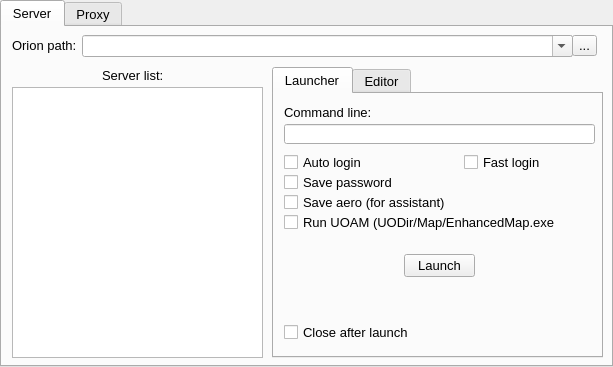
Hotride/OrionLauncher, file orionlauncherwindow.ui: the form before one commit.
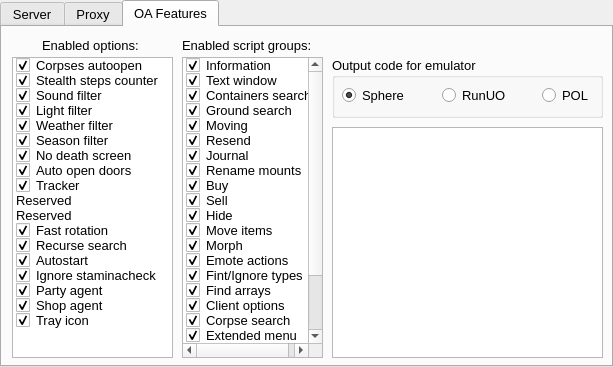
The form after the commit.

Commit message: Добавлена вкладка OA Features, на которой можно сконфигурировать пакет регулировки использования функционала ассистента для серверной части.

Patch:
```diff
--- a/orionlauncherwindow.ui
+++ b/orionlauncherwindow.ui
@@ -35,7 +35,7 @@
     <item row="0" column="0">
      <widget class="QTabWidget" name="tw_Main">
       <property name="currentIndex">
-       <number>0</number>
+       <number>2</number>
       </property>
       <widget class="QWidget" name="tb_Server">
        <attribute name="title">
@@ -699,6 +699,464 @@
         </property>
        </widget>
       </widget>
+      <widget class="QWidget" name="tb_OAFeatures">
+       <attribute name="title">
+        <string>OA Features</string>
+       </attribute>
+       <widget class="QLabel" name="label_14">
+        <property name="geometry">
+         <rect>
+          <x>40</x>
+          <y>10</y>
+          <width>101</width>
+          <height>16</height>
+         </rect>
+        </property>
+        <property name="text">
+         <string>Enabled options:</string>
+        </property>
+       </widget>
+       <widget class="QListWidget" name="lw_OAFeaturesOptions">
+        <property name="geometry">
+         <rect>
+          <x>10</x>
+          <y>30</y>
+          <width>161</width>
+          <height>301</height>
+         </rect>
+        </property>
+        <item>
+         <property name="text">
+          <string>Corpses autoopen</string>
+         </property>
+         <property name="checkState">
+          <enum>Checked</enum>
+         </property>
+        </item>
+        <item>
+         <property name="text">
+          <string>Stealth steps counter</string>
+         </property>
+         <property name="checkState">
+          <enum>Checked</enum>
+         </property>
+        </item>
+        <item>
+         <property name="text">
+          <string>Sound filter</string>
+         </property>
+         <property name="checkState">
+          <enum>Checked</enum>
+         </property>
+        </item>
+        <item>
+         <property name="text">
+          <string>Light filter</string>
+         </property>
+         <property name="checkState">
+          <enum>Checked</enum>
+         </property>
+        </item>
+        <item>
+         <property name="text">
+          <string>Weather filter</string>
+         </property>
+         <property name="checkState">
+          <enum>Checked</enum>
+         </property>
+        </item>
+        <item>
+         <property name="text">
+          <string>Season filter</string>
+         </property>
+         <property name="checkState">
+          <enum>Checked</enum>
+         </property>
+        </item>
+        <item>
+         <property name="text">
+          <string>No death screen</string>
+         </property>
+         <property name="checkState">
+          <enum>Checked</enum>
+         </property>
+        </item>
+        <item>
+         <property name="text">
+          <string>Auto open doors</string>
+         </property>
+         <property name="checkState">
+          <enum>Checked</enum>
+         </property>
+        </item>
+        <item>
+         <property name="text">
+          <string>Tracker</string>
+         </property>
+         <property name="checkState">
+          <enum>Checked</enum>
+         </property>
+        </item>
+        <item>
+         <property name="text">
+          <string>Reserved</string>
+         </property>
+         <property name="checkState">
+          <enum>Unchecked</enum>
+         </property>
+        </item>
+        <item>
+         <property name="text">
+          <string>Reserved</string>
+         </property>
+         <property name="checkState">
+          <enum>Unchecked</enum>
+         </property>
+        </item>
+        <item>
+         <property name="text">
+          <string>Fast rotation</string>
+         </property>
+         <property name="checkState">
+          <enum>Checked</enum>
+         </property>
+        </item>
+        <item>
+         <property name="text">
+          <string>Recurse search</string>
+         </property>
+         <property name="checkState">
+          <enum>Checked</enum>
+         </property>
+        </item>
+        <item>
+         <property name="text">
+          <string>Autostart</string>
+         </property>
+         <property name="checkState">
+          <enum>Checked</enum>
+         </property>
+        </item>
+        <item>
+         <property name="text">
+          <string>Ignore staminacheck</string>
+         </property>
+         <property name="checkState">
+          <enum>Checked</enum>
+         </property>
+        </item>
+        <item>
+         <property name="text">
+          <string>Party agent</string>
+         </property>
+         <property name="checkState">
+          <enum>Checked</enum>
+         </property>
+        </item>
+        <item>
+         <property name="text">
+          <string>Shop agent</string>
+         </property>
+         <property name="checkState">
+          <enum>Checked</enum>
+         </property>
+        </item>
+        <item>
+         <property name="text">
+          <string>Tray icon</string>
+         </property>
+         <property name="checkState">
+          <enum>Checked</enum>
+         </property>
+        </item>
+       </widget>
+       <widget class="QLabel" name="label_15">
+        <property name="geometry">
+         <rect>
+          <x>180</x>
+          <y>10</y>
+          <width>131</width>
+          <height>16</height>
+         </rect>
+        </property>
+        <property name="text">
+         <string>Enabled script groups:</string>
+        </property>
+       </widget>
+       <widget class="QListWidget" name="lw_OAFeaturesScripts">
+        <property name="geometry">
+         <rect>
+          <x>180</x>
+          <y>30</y>
+          <width>141</width>
+          <height>301</height>
+         </rect>
+        </property>
+        <item>
+         <property name="text">
+          <string>Information</string>
+         </property>
+         <property name="checkState">
+          <enum>Checked</enum>
+         </property>
+        </item>
+        <item>
+         <property name="text">
+          <string>Text window</string>
+         </property>
+         <property name="checkState">
+          <enum>Checked</enum>
+         </property>
+        </item>
+        <item>
+         <property name="text">
+          <string>Containers search</string>
+         </property>
+         <property name="checkState">
+          <enum>Checked</enum>
+         </property>
+        </item>
+        <item>
+         <property name="text">
+          <string>Ground search</string>
+         </property>
+         <property name="checkState">
+          <enum>Checked</enum>
+         </property>
+        </item>
+        <item>
+         <property name="text">
+          <string>Moving</string>
+         </property>
+         <property name="checkState">
+          <enum>Checked</enum>
+         </property>
+        </item>
+        <item>
+         <property name="text">
+          <string>Resend</string>
+         </property>
+         <property name="checkState">
+          <enum>Checked</enum>
+         </property>
+        </item>
+        <item>
+         <property name="text">
+          <string>Journal</string>
+         </property>
+         <property name="checkState">
+          <enum>Checked</enum>
+         </property>
+        </item>
+        <item>
+         <property name="text">
+          <string>Rename mounts</string>
+         </property>
+         <property name="checkState">
+          <enum>Checked</enum>
+         </property>
+        </item>
+        <item>
+         <property name="text">
+          <string>Buy</string>
+         </property>
+         <property name="checkState">
+          <enum>Checked</enum>
+         </property>
+        </item>
+        <item>
+         <property name="text">
+          <string>Sell</string>
+         </property>
+         <property name="checkState">
+          <enum>Checked</enum>
+         </property>
+        </item>
+        <item>
+         <property name="text">
+          <string>Hide</string>
+         </property>
+         <property name="checkState">
+          <enum>Checked</enum>
+         </property>
+        </item>
+        <item>
+         <property name="text">
+          <string>Move items</string>
+         </property>
+         <property name="checkState">
+          <enum>Checked</enum>
+         </property>
+        </item>
+        <item>
+         <property name="text">
+          <string>Morph</string>
+         </property>
+         <property name="checkState">
+          <enum>Checked</enum>
+         </property>
+        </item>
+        <item>
+         <property name="text">
+          <string>Emote actions</string>
+         </property>
+         <property name="checkState">
+          <enum>Checked</enum>
+         </property>
+        </item>
+        <item>
+         <property name="text">
+          <string>Fint/Ignore types</string>
+         </property>
+         <property name="checkState">
+          <enum>Checked</enum>
+         </property>
+        </item>
+        <item>
+         <property name="text">
+          <string>Find arrays</string>
+         </property>
+         <property name="checkState">
+          <enum>Checked</enum>
+         </property>
+        </item>
+        <item>
+         <property name="text">
+          <string>Client options</string>
+         </property>
+         <property name="checkState">
+          <enum>Checked</enum>
+         </property>
+        </item>
+        <item>
+         <property name="text">
+          <string>Corpse search</string>
+         </property>
+         <property name="checkState">
+          <enum>Checked</enum>
+         </property>
+        </item>
+        <item>
+         <property name="text">
+          <string>Extended menu</string>
+         </property>
+         <property name="checkState">
+          <enum>Checked</enum>
+         </property>
+        </item>
+        <item>
+         <property name="text">
+          <string>Buffs</string>
+         </property>
+         <property name="checkState">
+          <enum>Checked</enum>
+         </property>
+        </item>
+        <item>
+         <property name="text">
+          <string>Trading</string>
+         </property>
+         <property name="checkState">
+          <enum>Checked</enum>
+         </property>
+        </item>
+        <item>
+         <property name="text">
+          <string>Enemy list</string>
+         </property>
+         <property name="checkState">
+          <enum>Checked</enum>
+         </property>
+        </item>
+        <item>
+         <property name="text">
+          <string>Friend list</string>
+         </property>
+         <property name="checkState">
+          <enum>Checked</enum>
+         </property>
+        </item>
+        <item>
+         <property name="text">
+          <string>Font color</string>
+         </property>
+         <property name="checkState">
+          <enum>Checked</enum>
+         </property>
+        </item>
+       </widget>
+       <widget class="QGroupBox" name="gb_OAFeaturesEmulator">
+        <property name="geometry">
+         <rect>
+          <x>330</x>
+          <y>30</y>
+          <width>271</width>
+          <height>61</height>
+         </rect>
+        </property>
+        <property name="title">
+         <string>Output code for emulator</string>
+        </property>
+        <widget class="QRadioButton" name="rb_OAFeaturesSphere">
+         <property name="geometry">
+          <rect>
+           <x>10</x>
+           <y>30</y>
+           <width>71</width>
+           <height>17</height>
+          </rect>
+         </property>
+         <property name="text">
+          <string>Sphere</string>
+         </property>
+         <property name="checked">
+          <bool>true</bool>
+         </property>
+        </widget>
+        <widget class="QRadioButton" name="rb_OAFeaturesRunUO">
+         <property name="geometry">
+          <rect>
+           <x>110</x>
+           <y>30</y>
+           <width>71</width>
+           <height>17</height>
+          </rect>
+         </property>
+         <property name="text">
+          <string>RunUO</string>
+         </property>
+        </widget>
+        <widget class="QRadioButton" name="rb_OAFeaturesPOL">
+         <property name="geometry">
+          <rect>
+           <x>210</x>
+           <y>30</y>
+           <width>51</width>
+           <height>17</height>
+          </rect>
+         </property>
+         <property name="text">
+          <string>POL</string>
+         </property>
+        </widget>
+       </widget>
+       <widget class="QPlainTextEdit" name="pte_OAFeaturesCode">
+        <property name="geometry">
+         <rect>
+          <x>330</x>
+          <y>100</y>
+          <width>271</width>
+          <height>231</height>
+         </rect>
+        </property>
+        <property name="lineWrapMode">
+         <enum>QPlainTextEdit::NoWrap</enum>
+        </property>
+        <property name="readOnly">
+         <bool>true</bool>
+        </property>
+       </widget>
+      </widget>
      </widget>
     </item>
    </layout>
```
Left out of the diff: 2 changed lines with no effect on the pictures. The commit also changes 5 other files.
